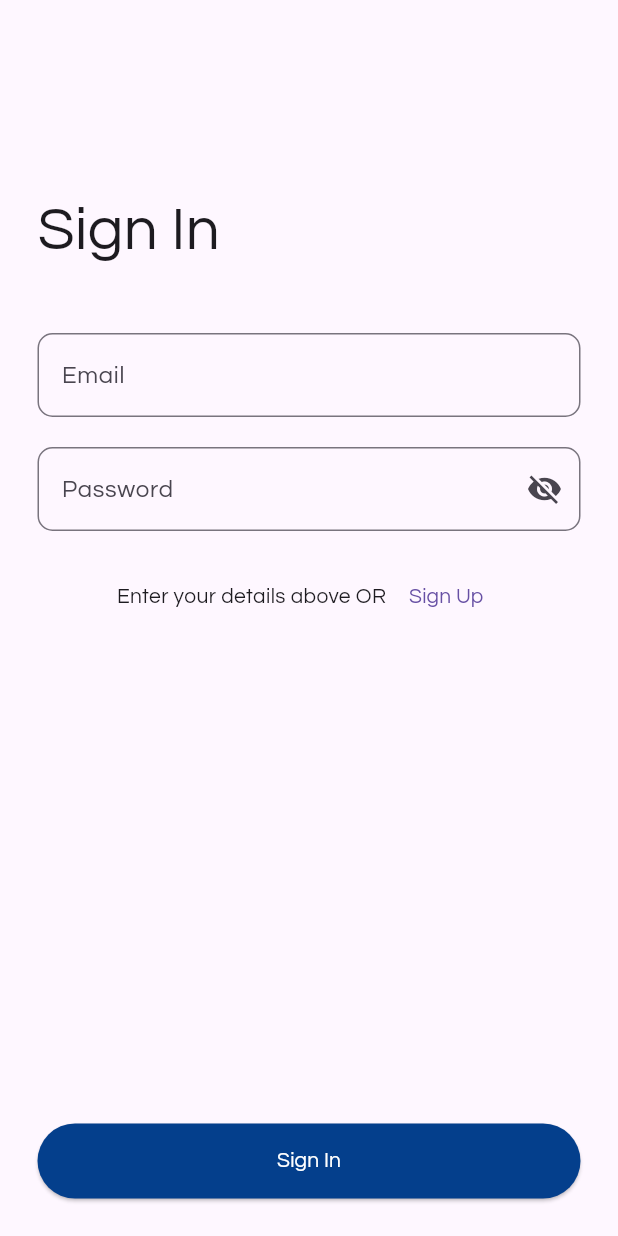
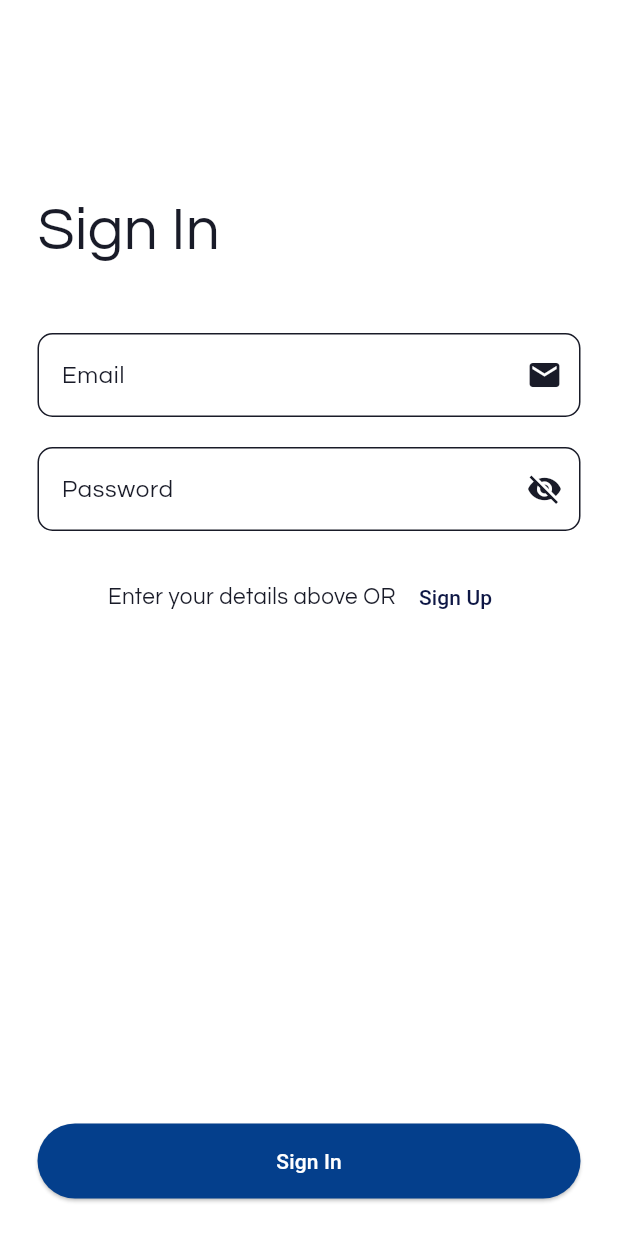
Before and after one commit to karm-1598/health-connect-old, a Flutter app: the screen it shows after launch, after a tap on "Users", on a phone screen of 412 x 824 dp. Run offline on Flutter 3.47's test engine with Material 3 defaults, Android fonts, the light colour scheme and no system bars; our stand-ins replace carousel_slider, firebase_core, firebase_messaging, fluttertoast, get, shared_preferences; missing offline and left inert: razorpay_flutter; accounts and stored records are empty; network calls fail.

```diff
--- /dev/null
+++ b/lib/config/themeData.dart
@@ -0,0 +1,118 @@
+import 'package:flutter/material.dart';
+import 'package:health_connect2/config/colors.dart';
+
+var lightTheme = ThemeData(
+  useMaterial3: true,
+  inputDecorationTheme: const InputDecorationTheme(
+    fillColor: lightBgColor,
+    filled: true,
+    prefixIconColor: lightLabelColor,
+    labelStyle: TextStyle(fontFamily: 'Questrial', fontWeight: FontWeight.w500),
+    hintStyle: TextStyle(fontFamily: 'Questrial', fontWeight: FontWeight.w500),
+  ),
+  appBarTheme: const AppBarTheme(
+    titleSpacing: 1,
+    backgroundColor: lightAppbarColor,
+    foregroundColor: lightLabelColor,
+    centerTitle: true,
+    toolbarHeight: 100,
+  ),
+  colorScheme: const ColorScheme.light(
+    brightness: Brightness.light,
+    surface: lightBgColor,
+    onSurface: lightFontColor,
+    primaryContainer: lightPrimaryColor,
+    primary: lightPrimaryColor,
+  ),
+  textTheme: const TextTheme(
+      headlineLarge: TextStyle(
+          fontFamily: "Questrial",
+          fontSize: 24,
+          color: lightLabelColor,
+          fontWeight: FontWeight.w700),
+      headlineMedium: TextStyle(
+          fontFamily: "Questrial",
+          fontSize: 20,
+          color:lightLabelColor ,
+          fontWeight: FontWeight.w600),
+      headlineSmall: TextStyle(
+          fontFamily: "Questrial",
+          fontSize: 15,
+          color: lightLabelColor,
+          fontWeight: FontWeight.w600),
+      bodyLarge: TextStyle(
+          fontFamily: "Questrial",
+          fontSize: 16,
+          color: lightLabelColor,
+          fontWeight: FontWeight.w500),
+      bodyMedium: TextStyle(
+          fontFamily: "Questrial",
+          fontSize: 15,
+          color: lightFontColor,
+          fontWeight: FontWeight.w400),
+      bodySmall: TextStyle(
+          fontFamily: "Questrial",
+          fontSize: 13,
+          color: lightLabelColor,
+          fontWeight: FontWeight.w500),
+      labelSmall: TextStyle(
+          fontFamily: "Questrial",
+          fontSize: 13,
+          color: lightLabelColor,
+          fontWeight: FontWeight.w300)),
+);
+
+// dark theme
+var darkTheme = ThemeData(
+  useMaterial3: true,
+  inputDecorationTheme: const InputDecorationTheme(
+    fillColor: darkBgColor,
+    filled: true,
+    prefixIconColor: darkLabelColor,
+    labelStyle: TextStyle(fontFamily: 'Questrial', fontWeight: FontWeight.w500),
+    hintStyle: TextStyle(fontFamily: 'Questrial', fontWeight: FontWeight.w500),
+  ),
+  colorScheme: const ColorScheme.light(
+    brightness: Brightness.light,
+    surface: darkBgColor,
+    onSurface: darkFontColor,
+    primaryContainer: darkPrimaryColor,
+    primary: darkPrimaryColor,
+  ),
+  textTheme: const TextTheme(
+      headlineLarge: TextStyle(
+          fontFamily: "Questrial",
+          fontSize: 24,
+          color: darkFontColor,
+          fontWeight: FontWeight.w700),
+      headlineMedium: TextStyle(
+          fontFamily: "Questrial",
+          fontSize: 20,
+          color: darkFontColor,
+          fontWeight: FontWeight.w600),
+      headlineSmall: TextStyle(
+          fontFamily: "Questrial",
+          fontSize: 15,
+          color: darkFontColor,
+          fontWeight: FontWeight.w600),
+      bodyLarge: TextStyle(
+          fontFamily: "Questrial",
+          fontSize: 16,
+          color: darkFontColor,
+          fontWeight: FontWeight.w500),
+      bodyMedium: TextStyle(
+          fontFamily: "Questrial",
+          fontSize: 15,
+          color: darkFontColor,
+          fontWeight: FontWeight.w400),
+      bodySmall: TextStyle(
+          fontFamily: "Questrial",
+          fontSize: 13,
+          color: darkFontColor,
+          fontWeight: FontWeight.w500),
+      labelSmall: TextStyle(
+          fontFamily: "Questrial",
+          fontSize: 13,
+          color: darkFontColor,
+          fontWeight: FontWeight.w300)),
+);
--- a/lib/home.dart
+++ b/lib/home.dart
@@ -93,17 +93,15 @@ class _home_screenState extends State<home_screen> {
         title: Text.rich(
                         TextSpan(
                           text: 'Welcome  ',
-                          style: TextStyle(fontSize: 20,color: Color.fromARGB(177, 255, 255, 255)),
+                          style: TextTheme.of(context).headlineMedium,
                           children: [
                             TextSpan(
                               text: '$name ',
-                              style: const TextStyle(fontSize:30, fontWeight: FontWeight.bold,color: Colors.white),
+                              style:TextTheme.of(context).headlineLarge
                             ),
                           ],
                         ),
                       ),
-        backgroundColor: const Color.fromRGBO(46, 68, 176, 1),
-        toolbarHeight: 100,
       ),
       body: SingleChildScrollView(
         child: Column(
--- a/lib/main.dart
+++ b/lib/main.dart
@@ -2,6 +2,7 @@ import 'dart:async';
 import 'package:firebase_messaging/firebase_messaging.dart';
 import 'package:flutter/material.dart';
 import 'package:get/get.dart';
+import 'package:health_connect2/config/themeData.dart';
 import 'package:health_connect2/home.dart';
 // import 'package:health_connect2/notification_services.dart';
 import 'package:health_connect2/provider_home.dart';
@@ -28,13 +29,9 @@ class MyApp extends StatelessWidget {
 
   @override
   Widget build(BuildContext context) {
-    return MaterialApp(
+    return GetMaterialApp(
       title: 'Project',
-      debugShowCheckedModeBanner: false,
-      theme: ThemeData(
-        fontFamily: 'Questrial',
-        primaryColorDark: Colors.black
-      ),
+      theme: lightTheme,
       home: Splash(),
     );
   }
--- a/lib/user_login.dart
+++ b/lib/user_login.dart
@@ -1,4 +1,5 @@
 import 'package:flutter/material.dart';
+import 'package:health_connect2/widgets/custom_textformfield.dart';
 import 'home.dart';
 import 'user_registration.dart';
 import 'package:http/http.dart' as http;
@@ -14,28 +15,28 @@ class user_login extends StatefulWidget {
 }
 
 class _user_loginState extends State<user_login> {
-  final _formkey=GlobalKey<FormState>();
+  final _formkey = GlobalKey<FormState>();
   bool _isPasswordVisible = false;
-  final emailController= TextEditingController();
-  final passController= TextEditingController();
-  final locationController= TextEditingController();
-  final idController=TextEditingController();
-  String address='';
+  final emailController = TextEditingController();
+  final passController = TextEditingController();
+  final locationController = TextEditingController();
+  final idController = TextEditingController();
+  String address = '';
 
-  void loginUpData() async{
-    if(_formkey.currentState!.validate()){
-      String uemail=emailController.text;
-      String upassword=passController.text;
+  void loginUpData() async {
+    if (_formkey.currentState!.validate()) {
+      String uemail = emailController.text;
+      String upassword = passController.text;
 
-      var url=Uri.parse('http://192.168.255.215/api/user_login.php');
+      var url = Uri.parse('http://192.168.1.7/api/user_login.php');
 
-      var myData={
-        'semail':uemail,
-        'spassword':upassword,
+      var myData = {
+        'semail': uemail,
+        'spassword': upassword,
       };
 
-      try{
-        var response=await http.post(
+      try {
+        var response = await http.post(
           url,
           body: jsonEncode(myData),
           headers: {"Content-Type": "application/json"},
@@ -49,13 +50,13 @@ print('LENGTH: ${response.body.length}');
         print("response status: ${response.statusCode}");
         print("Response body: ${response.body}");
 
-        if(decodeData['flag'] == "1"){
+        if (decodeData['flag'] == "1") {
           var sharedName = decodeData['user_name'];
-          var sharedEmail= decodeData['user_email'];
+          var sharedEmail = decodeData['user_email'];
           var sharedId = decodeData['user_id'];
 
           var prefs = await SharedPreferences.getInstance();
-          await prefs.setString('name',sharedName);
+          await prefs.setString('name', sharedName);
           await prefs.setString('email', sharedEmail);
           await prefs.setBool('keepLogedIn', true);
           await prefs.setString('id', sharedId);
@@ -64,7 +65,7 @@ print('LENGTH: ${response.body.length}');
           Fluttertoast.showToast(
             msg: decodeData['message'],
             toastLength: Toast.LENGTH_SHORT,
-            gravity:ToastGravity.BOTTOM,
+            gravity: ToastGravity.BOTTOM,
             backgroundColor: Colors.black,
             textColor: Colors.white,
             fontSize: 16.0,
@@ -73,18 +74,18 @@ print('LENGTH: ${response.body.length}');
           emailController.clear();
           passController.clear();
 
-          Navigator.pushReplacement(context, MaterialPageRoute(builder: (context) =>const home_screen()));
-        }else{
+          Navigator.pushReplacement(context,
+              MaterialPageRoute(builder: (context) => const home_screen()));
+        } else {
           Fluttertoast.showToast(
               msg: "Login Failed: ${decodeData['message']}",
               toastLength: Toast.LENGTH_SHORT,
               gravity: ToastGravity.BOTTOM,
               backgroundColor: Colors.black,
               textColor: Colors.white,
-            fontSize: 16.0
-          );
+              fontSize: 16.0);
         }
-      }catch(e){
+      } catch (e) {
         print('error: $e');
         Fluttertoast.showToast(
             msg: "Error: $e",
@@ -92,8 +93,7 @@ print('LENGTH: ${response.body.length}');
             gravity: ToastGravity.BOTTOM,
             backgroundColor: Colors.black,
             textColor: Colors.white,
-          fontSize: 16.0
-        );
+            fontSize: 16.0);
       }
     }
   }
@@ -113,90 +113,109 @@ print('LENGTH: ${response.body.length}');
                     children: [
                       const Align(
                         alignment: Alignment.topLeft,
-                child: Text('Sign In',
-              style: TextStyle(fontSize: 40),),
+                        child: Text(
+                          'Sign In',
+                          style: TextStyle(fontSize: 40),
+                        ),
                       ),
 
-              const SizedBox(height: 40,),
+                      const SizedBox(
+                        height: 40,
+                      ),
 
-              TextFormField(
-                decoration: InputDecoration(
+
+                      customFormField(
                         labelText: 'Email',
-                  border: OutlineInputBorder(borderRadius: BorderRadius.circular(10)),
-                  hintText: 'email should special symbol'
-                ),
+                        hintText: 'email should special symbol',
+                        keyboardType: TextInputType.emailAddress,
                         controller: emailController,
                         validator: (value) {
-                if (value == null || !RegExp(r'^[^@]+@[^@]+\.[^@]+').hasMatch(value)) {
+                          if (value == null ||
+                              !RegExp(r'^[^@]+@[^@]+\.[^@]+').hasMatch(value)) {
                             return 'Enter a valid email';
-                }else{
+                          } else {
                             return null;
                           }
                         },
+                        icon: Icon(Icons.email,),
                       ),
 
-              const SizedBox(height: 20,),
+                      const SizedBox(
+                        height: 20,
+                      ),
 
                       TextFormField(
                         obscureText: !_isPasswordVisible,
                         decoration: InputDecoration(
                           labelText: 'Password',
-                  border: OutlineInputBorder(borderRadius: BorderRadius.circular(10)),
+                          border: OutlineInputBorder(
+                              borderRadius: BorderRadius.circular(10)),
                           suffixIcon: IconButton(
                             icon: Icon(
-                    _isPasswordVisible ? Icons.visibility : Icons.visibility_off,
+                              _isPasswordVisible
+                                  ? Icons.visibility
+                                  : Icons.visibility_off,
                             ),
                             onPressed: () {
                               setState(() {
-                      _isPasswordVisible = !_isPasswordVisible; // Toggle visibility
+                                _isPasswordVisible =
+                                    !_isPasswordVisible; // Toggle visibility
                               });
                             },
                           ),
                         ),
                         controller: passController,
                         validator: (value) {
-                if(value == null || value.isEmpty){
+                          if (value == null || value.isEmpty) {
                             return 'Invalid Password';
-                }else{
+                          } else {
                             return null;
                           }
                         },
                       ),
 
-          const SizedBox(height: 20,),
+
+                      const SizedBox(
+                        height: 20,
+                      ),
 
                       Row(
                         mainAxisAlignment: MainAxisAlignment.center,
                         children: [
                           const Text('Enter your details above OR '),
-                TextButton(onPressed: (){
-                  Navigator.push(context, MaterialPageRoute(builder: (context) =>const register()));
+                          TextButton(
+                              onPressed: () {
+                                Navigator.push(
+                                    context,
+                                    MaterialPageRoute(
+                                        builder: (context) =>
+                                            const register()));
                                 print('heloo');
-                }, child: const Text('Sign Up'))
+                              },
+                              child: const Text('Sign Up'))
                         ],
                       ),
                       //  ,
 
                       Expanded(
-              child:Align(
+                          child: Align(
                         alignment: Alignment.bottomCenter,
                         child: ElevatedButton(
-                onPressed: (){
+                          onPressed: () {
                             loginUpData();
                           },
                           style: ElevatedButton.styleFrom(
-                   backgroundColor: const Color.fromRGBO(4, 63, 140, 1),
+                            backgroundColor:
+                                const Color.fromRGBO(4, 63, 140, 1),
                             foregroundColor: Colors.white,
                             minimumSize: const Size(double.infinity, 50),
                           ),
-                child: Text('Sign In'),),
-            ) )
-
+                          child: Text('Sign In'),
+                        ),
+                      ))
                     ],
                   ),
-            )
-          )
-        ),
+                ))),
       ),
     );
   }
--- /dev/null
+++ b/lib/widgets/custom_textformfield.dart
@@ -0,0 +1,39 @@
+import 'package:flutter/material.dart';
+import 'package:health_connect2/config/colors.dart';
+
+class customFormField extends StatelessWidget {
+  final String? labelText;
+  final String hintText;
+  final bool passWord;
+  final TextInputType? keyboardType;
+  final TextEditingController controller;
+  final Icon? icon;
+  final String? Function(String?)? validator;
+  const customFormField({
+    super.key,
+    this.labelText,
+    required this.hintText,
+    this.keyboardType,
+    required this.controller,
+     this.passWord=false,
+     this.icon,
+     this.validator,
+    });
+
+  @override
+  Widget build(BuildContext context) {
+    return TextFormField(
+      controller: controller,
+      obscureText: passWord,
+      decoration: InputDecoration(
+        labelText: labelText,
+        hintText: hintText,
+        border: OutlineInputBorder(borderRadius: BorderRadius.circular(10)),
+        suffixIcon: icon,
+      ),
+      style: TextStyle(
+        color: lightFontColor
+      ),
+    );
+  }
+}
--- a/pubspec.yaml
+++ b/pubspec.yaml
@@ -52,7 +52,7 @@ dependencies:
   flutter_local_notifications: ^18.0.1
   app_settings: ^5.2.0
   googleapis_auth: ^1.6.0
-  razorpay_flutter: 1.3.7
+  razorpay_flutter: ^1.4.0
   get: ^4.7.2
   toggle_switch: ^2.3.0
 
```
Also changed, not shown: lib/config/colors.dart (added, +23 -0 lines), pubspec.lock. Lines whose indentation alone changed are shown as unchanged.
